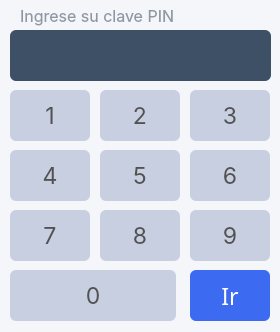
The window that appetizer-core/keypadwidget.ui (AngelGenis/Appetizer) describes before a commit, drawn with Qt 5.
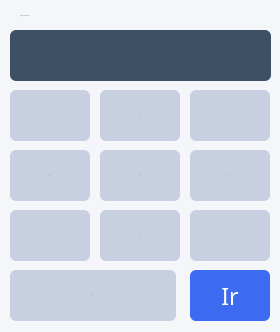
The same window after the commit.

The edit to the form file:
```diff
--- a/appetizer-core/keypadwidget.ui
+++ b/appetizer-core/keypadwidget.ui
@@ -67,7 +67,7 @@
     <property name="font">
      <font>
       <family>SF Pro Text</family>
-      <pointsize>17</pointsize>
+      <pointsize>-1</pointsize>
       <weight>50</weight>
       <italic>false</italic>
       <bold>false</bold>
@@ -109,7 +109,7 @@
     <property name="font">
      <font>
       <family>SF Pro Text</family>
-      <pointsize>17</pointsize>
+      <pointsize>-1</pointsize>
       <weight>50</weight>
       <italic>false</italic>
       <bold>false</bold>
@@ -151,7 +151,7 @@
     <property name="font">
      <font>
       <family>SF Pro Text</family>
-      <pointsize>17</pointsize>
+      <pointsize>-1</pointsize>
       <weight>50</weight>
       <italic>false</italic>
       <bold>false</bold>
@@ -193,7 +193,7 @@
     <property name="font">
      <font>
       <family>SF Pro Text</family>
-      <pointsize>17</pointsize>
+      <pointsize>-1</pointsize>
       <weight>50</weight>
       <italic>false</italic>
       <bold>false</bold>
@@ -235,7 +235,7 @@
     <property name="font">
      <font>
       <family>SF Pro Text</family>
-      <pointsize>17</pointsize>
+      <pointsize>-1</pointsize>
       <weight>50</weight>
       <italic>false</italic>
       <bold>false</bold>
@@ -277,7 +277,7 @@
     <property name="font">
      <font>
       <family>SF Pro Text</family>
-      <pointsize>17</pointsize>
+      <pointsize>-1</pointsize>
       <weight>50</weight>
       <italic>false</italic>
       <bold>false</bold>
@@ -319,7 +319,7 @@
     <property name="font">
      <font>
       <family>SF Pro Text</family>
-      <pointsize>17</pointsize>
+      <pointsize>-1</pointsize>
       <weight>50</weight>
       <italic>false</italic>
       <bold>false</bold>
@@ -361,7 +361,7 @@
     <property name="font">
      <font>
       <family>SF Pro Text</family>
-      <pointsize>17</pointsize>
+      <pointsize>-1</pointsize>
       <weight>50</weight>
       <italic>false</italic>
       <bold>false</bold>
@@ -403,7 +403,7 @@
     <property name="font">
      <font>
       <family>SF Pro Text</family>
-      <pointsize>17</pointsize>
+      <pointsize>-1</pointsize>
       <weight>50</weight>
       <italic>false</italic>
       <bold>false</bold>
@@ -445,7 +445,7 @@
     <property name="font">
      <font>
       <family>SF Pro Text</family>
-      <pointsize>17</pointsize>
+      <pointsize>-1</pointsize>
       <weight>50</weight>
       <italic>false</italic>
       <bold>false</bold>
@@ -557,7 +557,7 @@
    <property name="font">
     <font>
      <family>SF Pro Text</family>
-     <pointsize>12</pointsize>
+     <pointsize>-1</pointsize>
      <weight>50</weight>
      <italic>false</italic>
      <bold>false</bold>
```
Left out of the diff: 28 changed lines with no effect on the pictures.
